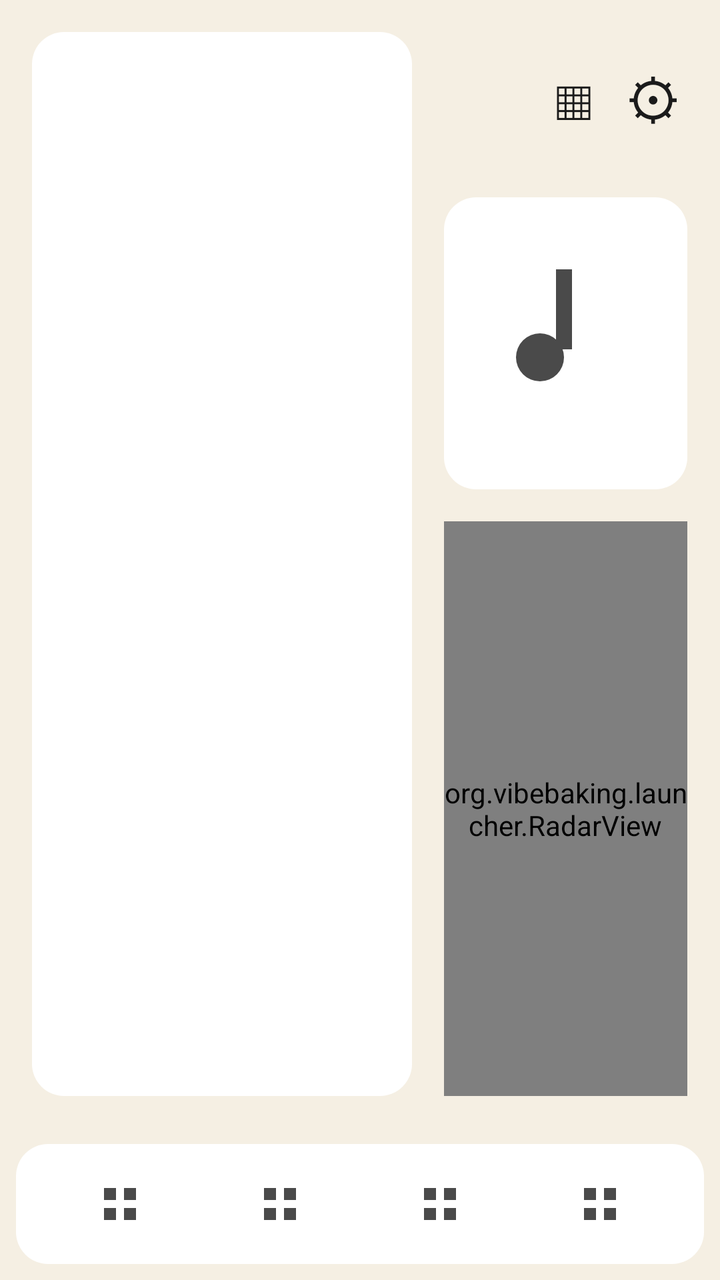
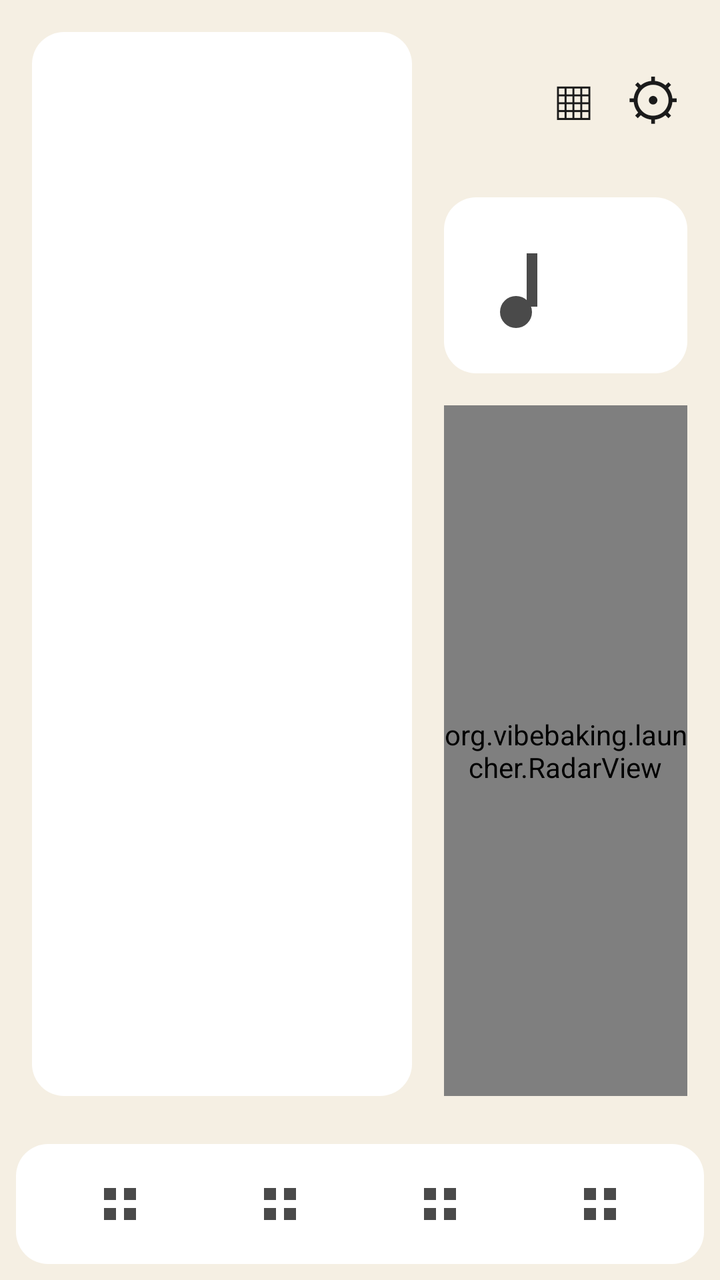

Before-and-after screenshots of an Android layout around one commit, followed by the original layout XML and the change that was made.
<!-- AndroidManifest.xml: application theme Theme.Vibe -->
<!-- res/layout/home_activity.xml -->
<?xml version="1.0" encoding="utf-8"?>
<FrameLayout xmlns:android="http://schemas.android.com/apk/res/android"
    android:id="@+id/home_root"
    android:layout_width="match_parent"
    android:layout_height="match_parent"
    android:background="@color/bg">

    <LinearLayout
        android:layout_width="match_parent"
        android:layout_height="match_parent"
        android:orientation="vertical">

    <LinearLayout
        android:layout_width="match_parent"
        android:layout_height="0dp"
        android:layout_weight="1"
        android:orientation="horizontal"
        android:padding="@dimen/card_margin">

        <FrameLayout
            android:id="@+id/map_card"
            android:layout_width="0dp"
            android:layout_height="match_parent"
            android:layout_weight="0.58"
            android:layout_margin="@dimen/card_margin"
            android:background="@drawable/card_bg">
            <TextView
                android:id="@+id/map_placeholder"
                android:layout_width="wrap_content"
                android:layout_height="wrap_content"
                android:layout_gravity="center"
                android:text="@string/map_placeholder"
                android:textColor="@color/text_sub"
                android:visibility="invisible" />
        </FrameLayout>

        <LinearLayout
            android:layout_width="0dp"
            android:layout_height="match_parent"
            android:layout_weight="0.42"
            android:orientation="vertical">

            <LinearLayout
                android:layout_width="match_parent"
                android:layout_height="wrap_content"
                android:gravity="center_vertical"
                android:orientation="horizontal"
                android:padding="@dimen/card_padding">
                <TextView android:id="@+id/clock" android:layout_width="wrap_content" android:layout_height="wrap_content"
                    android:textColor="@color/clock" android:textSize="@dimen/clock_size" />
                <TextView android:id="@+id/clock_date" android:layout_width="wrap_content" android:layout_height="wrap_content"
                    android:layout_marginStart="12dp" android:textColor="@color/text_sub" android:textSize="@dimen/date_size" />
                <TextView android:id="@+id/battery" android:layout_width="wrap_content" android:layout_height="wrap_content"
                    android:layout_marginStart="16dp" android:textColor="@color/battery_ok" android:textSize="@dimen/battery_size"
                    android:visibility="gone" />
                <TextView android:id="@+id/valet_badge" android:layout_width="wrap_content" android:layout_height="wrap_content"
                    android:layout_marginStart="16dp" android:text="@string/valet_badge_text"
                    android:textColor="@color/battery_low" android:textSize="@dimen/badge_size" android:visibility="gone" />
                <TextView android:id="@+id/btn_apps" android:layout_width="wrap_content" android:layout_height="wrap_content"
                    android:layout_weight="1" android:gravity="end" android:text="@string/apps_glyph"
                    android:textColor="@color/text" android:textSize="28sp" android:clickable="true" />
                <TextView android:id="@+id/btn_settings" android:layout_width="wrap_content" android:layout_height="wrap_content"
                    android:layout_marginStart="16dp" android:text="@string/settings_glyph"
                    android:textColor="@color/text" android:textSize="28sp" android:clickable="true" />
            </LinearLayout>

            <LinearLayout
                android:id="@+id/media_card"
                android:layout_width="match_parent"
                android:layout_height="wrap_content"
                android:layout_margin="@dimen/card_margin"
                android:background="@drawable/card_bg"
                android:orientation="horizontal"
                android:padding="@dimen/card_padding">
                <ImageView android:id="@+id/media_art" android:layout_width="@dimen/art_size" android:layout_height="@dimen/art_size"
                    android:scaleType="centerCrop" android:src="@drawable/ic_music_placeholder" android:contentDescription="@string/media_idle" />
                <LinearLayout android:layout_width="0dp" android:layout_height="wrap_content" android:layout_weight="1"
                    android:layout_marginStart="12dp" android:orientation="vertical">
                    <TextView android:id="@+id/media_title" android:layout_width="match_parent" android:layout_height="wrap_content"
                        android:textColor="@color/text" android:textSize="22sp" />
                    <TextView android:id="@+id/media_artist" android:layout_width="match_parent" android:layout_height="wrap_content"
                        android:textColor="@color/text_sub" android:textSize="16sp" />
                    <TextView android:id="@+id/media_source" android:layout_width="match_parent" android:layout_height="wrap_content"
                        android:textColor="@color/text_sub" android:textSize="14sp" />
                    <LinearLayout android:layout_width="wrap_content" android:layout_height="wrap_content"
                        android:layout_marginTop="8dp" android:orientation="horizontal">
                        <ImageButton android:id="@+id/media_prev" android:layout_width="44dp" android:layout_height="44dp"
                            android:src="@drawable/ic_skip_prev" android:background="@android:color/transparent" android:contentDescription="@string/media_idle" />
                        <ImageButton android:id="@+id/media_play_pause" android:layout_width="44dp" android:layout_height="44dp"
                            android:src="@drawable/ic_pause" android:background="@android:color/transparent" android:contentDescription="@string/media_idle" />
                        <ImageButton android:id="@+id/media_next" android:layout_width="44dp" android:layout_height="44dp"
                            android:src="@drawable/ic_skip_next" android:background="@android:color/transparent" android:contentDescription="@string/media_idle" />
                    </LinearLayout>
                </LinearLayout>
            </LinearLayout>

            <FrameLayout
                android:id="@+id/radar_card"
                android:layout_width="match_parent"
                android:layout_height="0dp"
                android:layout_weight="1"
                android:layout_margin="@dimen/card_margin"
                android:background="@drawable/card_bg">
                <org.vibebaking.launcher.RadarView
                    android:id="@+id/radar_view"
                    android:layout_width="match_parent"
                    android:layout_height="match_parent" />
                <TextView android:id="@+id/radar_attribution" android:layout_width="match_parent" android:layout_height="wrap_content"
                    android:layout_gravity="bottom" android:padding="8dp" android:textColor="@color/text_sub" android:textSize="12sp" />
            </FrameLayout>
        </LinearLayout>
    </LinearLayout>

    
    <include layout="@layout/favorites_bar" />

    </LinearLayout>
</FrameLayout>
<!-- res/layout/favorites_bar.xml (included above) -->
<?xml version="1.0" encoding="utf-8"?>
<LinearLayout xmlns:android="http://schemas.android.com/apk/res/android"
    android:id="@+id/favorites_bar"
    android:layout_width="match_parent"
    android:layout_height="@dimen/fav_bar_height"
    android:orientation="horizontal"
    android:background="@drawable/card_bg"
    android:layout_margin="@dimen/card_margin"
    android:gravity="center_vertical"
    android:padding="@dimen/card_padding">

    <LinearLayout android:id="@+id/fav_slot0" android:layout_width="0dp" android:layout_height="match_parent"
        android:layout_weight="1" android:orientation="vertical" android:gravity="center"
        android:clickable="true" android:focusable="true">
        <ImageView android:id="@+id/fav_icon0" android:layout_width="@dimen/fav_icon" android:layout_height="@dimen/fav_icon"
            android:scaleType="centerInside" android:src="@drawable/ic_app_placeholder"
            android:contentDescription="@string/fav_slot_desc" />
        <TextView android:id="@+id/fav_glyph0" android:layout_width="wrap_content" android:layout_height="wrap_content"
            android:textColor="@color/text" android:textSize="@dimen/fav_glyph_size" />
        <TextView android:id="@+id/fav_label0" android:layout_width="wrap_content" android:layout_height="wrap_content"
            android:maxLines="1" android:ellipsize="end" android:textColor="@color/text_sub" android:textSize="12sp" />
    </LinearLayout>

    <LinearLayout android:id="@+id/fav_slot1" android:layout_width="0dp" android:layout_height="match_parent"
        android:layout_weight="1" android:orientation="vertical" android:gravity="center"
        android:clickable="true" android:focusable="true">
        <ImageView android:id="@+id/fav_icon1" android:layout_width="@dimen/fav_icon" android:layout_height="@dimen/fav_icon"
            android:scaleType="centerInside" android:src="@drawable/ic_app_placeholder"
            android:contentDescription="@string/fav_slot_desc" />
        <TextView android:id="@+id/fav_glyph1" android:layout_width="wrap_content" android:layout_height="wrap_content"
            android:textColor="@color/text" android:textSize="@dimen/fav_glyph_size" />
        <TextView android:id="@+id/fav_label1" android:layout_width="wrap_content" android:layout_height="wrap_content"
            android:maxLines="1" android:ellipsize="end" android:textColor="@color/text_sub" android:textSize="12sp" />
    </LinearLayout>

    <LinearLayout android:id="@+id/fav_slot2" android:layout_width="0dp" android:layout_height="match_parent"
        android:layout_weight="1" android:orientation="vertical" android:gravity="center"
        android:clickable="true" android:focusable="true">
        <ImageView android:id="@+id/fav_icon2" android:layout_width="@dimen/fav_icon" android:layout_height="@dimen/fav_icon"
            android:scaleType="centerInside" android:src="@drawable/ic_app_placeholder"
            android:contentDescription="@string/fav_slot_desc" />
        <TextView android:id="@+id/fav_glyph2" android:layout_width="wrap_content" android:layout_height="wrap_content"
            android:textColor="@color/text" android:textSize="@dimen/fav_glyph_size" />
        <TextView android:id="@+id/fav_label2" android:layout_width="wrap_content" android:layout_height="wrap_content"
            android:maxLines="1" android:ellipsize="end" android:textColor="@color/text_sub" android:textSize="12sp" />
    </LinearLayout>

    <LinearLayout android:id="@+id/fav_slot3" android:layout_width="0dp" android:layout_height="match_parent"
        android:layout_weight="1" android:orientation="vertical" android:gravity="center"
        android:clickable="true" android:focusable="true">
        <ImageView android:id="@+id/fav_icon3" android:layout_width="@dimen/fav_icon" android:layout_height="@dimen/fav_icon"
            android:scaleType="centerInside" android:src="@drawable/ic_app_placeholder"
            android:contentDescription="@string/fav_slot_desc" />
        <TextView android:id="@+id/fav_glyph3" android:layout_width="wrap_content" android:layout_height="wrap_content"
            android:textColor="@color/text" android:textSize="@dimen/fav_glyph_size" />
        <TextView android:id="@+id/fav_label3" android:layout_width="wrap_content" android:layout_height="wrap_content"
            android:maxLines="1" android:ellipsize="end" android:textColor="@color/text_sub" android:textSize="12sp" />
    </LinearLayout>
</LinearLayout>
<!-- resources referenced by this layout -->
<resources>
  <color name="battery_low">#C2432E</color>
  <color name="battery_ok">#2F6D57</color>
  <color name="bg">#F5EFE3</color>
  <color name="clock">#131313</color>
  <color name="text">#1B1B1B</color>
  <color name="text_sub">#4A4A4A</color>
  <dimen name="art_size">96dp</dimen>
  <dimen name="badge_size">16sp</dimen>
  <dimen name="battery_size">18sp</dimen>
  <dimen name="card_margin">8dp</dimen>
  <dimen name="card_padding">12dp</dimen>
  <dimen name="clock_size">44sp</dimen>
  <dimen name="date_size">18sp</dimen>
  <dimen name="fav_bar_height">60dp</dimen>
  <dimen name="fav_glyph_size">22sp</dimen>
  <dimen name="fav_icon">36dp</dimen>
  <!-- drawable card_bg (drawable) -->
  <?xml version="1.0" encoding="utf-8"?>
  <shape xmlns:android="http://schemas.android.com/apk/res/android" android:shape="rectangle">
      <corners android:radius="16dp" />
      <solid android:color="@color/card_bg" />
  </shape>
  <!-- drawable ic_app_placeholder (drawable) -->
  <?xml version="1.0" encoding="utf-8"?>
  <vector xmlns:android="http://schemas.android.com/apk/res/android"
      android:width="24dp" android:height="24dp" android:viewportWidth="24" android:viewportHeight="24">
      
      <path android:fillColor="@color/text_sub"
          android:pathData="M4,4 L10,4 L10,10 L4,10 Z M14,4 L20,4 L20,10 L14,10 Z M4,14 L10,14 L10,20 L4,20 Z M14,14 L20,14 L20,20 L14,20 Z" />
  </vector>
  <!-- drawable ic_music_placeholder (drawable) -->
  <?xml version="1.0" encoding="utf-8"?>
  <vector xmlns:android="http://schemas.android.com/apk/res/android"
      android:width="24dp" android:height="24dp" android:viewportWidth="24" android:viewportHeight="24">
      
      <path android:fillColor="@color/text_sub"
          android:pathData="M6,17 A3,3 0 1 0 12,17 A3,3 0 1 0 6,17 Z M11,16 L13,16 L13,6 L11,6 Z" />
  </vector>
  <!-- drawable ic_pause (drawable) -->
  <?xml version="1.0" encoding="utf-8"?>
  <vector xmlns:android="http://schemas.android.com/apk/res/android"
      android:width="24dp" android:height="24dp" android:viewportWidth="24" android:viewportHeight="24">
      
      <path android:fillColor="@color/text_sub" android:pathData="M7,5 L11,5 L11,19 L7,19 Z" />
      <path android:fillColor="@color/text_sub" android:pathData="M13,5 L17,5 L17,19 L13,19 Z" />
  </vector>
  <!-- drawable ic_skip_next (drawable) -->
  <?xml version="1.0" encoding="utf-8"?>
  <vector xmlns:android="http://schemas.android.com/apk/res/android"
      android:width="24dp" android:height="24dp" android:viewportWidth="24" android:viewportHeight="24">
      <path android:fillColor="@color/text_sub" android:pathData="M6,5 L14,12 L6,19 Z" />
      <path android:fillColor="@color/text_sub" android:pathData="M15,5 L18,5 L18,19 L15,19 Z" />
  </vector>
  <!-- drawable ic_skip_prev (drawable) -->
  <?xml version="1.0" encoding="utf-8"?>
  <vector xmlns:android="http://schemas.android.com/apk/res/android"
      android:width="24dp" android:height="24dp" android:viewportWidth="24" android:viewportHeight="24">
      <path android:fillColor="@color/text_sub" android:pathData="M6,5 L9,5 L9,19 L6,19 Z" />
      <path android:fillColor="@color/text_sub" android:pathData="M10,5 L18,12 L10,19 Z" />
  </vector>
  <string name="apps_glyph">▦</string>
  <string name="fav_slot_desc">Favourite app</string>
  <string name="map_placeholder">%1$s is not installed — tap once the app is from the Play Store</string>
  <string name="media_idle">Nothing playing</string>
  <string name="settings_glyph">⚙</string>
  <string name="valet_badge_text">VALET</string>
  <style name="Theme.Vibe" parent="android:Theme.DeviceDefault.Light.NoActionBar">
          <item name="android:windowBackground">@color/bg</item>
          <item name="android:colorAccent">@color/accent</item>
          <item name="android:textColor">@color/text</item>
      </style>
  <color name="card_bg">#FFFFFF</color>
  <color name="accent">#2F6D57</color>
</resources>

<!-- the commit's change to res/layout/home_activity.xml (unified diff, before → after) -->
@@ -40,30 +40,37 @@
             android:layout_weight="0.42"
             android:orientation="vertical">
 
+            
             <LinearLayout
                 android:layout_width="match_parent"
                 android:layout_height="wrap_content"
                 android:gravity="center_vertical"
                 android:orientation="horizontal"
                 android:padding="@dimen/card_padding">
-                <TextView android:id="@+id/clock" android:layout_width="wrap_content" android:layout_height="wrap_content"
-                    android:textColor="@color/clock" android:textSize="@dimen/clock_size" />
-                <TextView android:id="@+id/clock_date" android:layout_width="wrap_content" android:layout_height="wrap_content"
-                    android:layout_marginStart="12dp" android:textColor="@color/text_sub" android:textSize="@dimen/date_size" />
-                <TextView android:id="@+id/battery" android:layout_width="wrap_content" android:layout_height="wrap_content"
-                    android:layout_marginStart="16dp" android:textColor="@color/battery_ok" android:textSize="@dimen/battery_size"
-                    android:visibility="gone" />
+                <LinearLayout
+                    android:layout_width="0dp"
+                    android:layout_height="wrap_content"
+                    android:layout_weight="1"
+                    android:gravity="center_vertical"
+                    android:orientation="horizontal">
+                    <TextView android:id="@+id/clock" android:layout_width="wrap_content" android:layout_height="wrap_content"
+                        android:textColor="@color/clock" android:textSize="@dimen/clock_size" />
+                    <TextView android:id="@+id/clock_date" android:layout_width="wrap_content" android:layout_height="wrap_content"
+                        android:layout_marginStart="12dp" android:textColor="@color/text_sub" android:textSize="@dimen/date_size"
+                        android:maxLines="1" android:ellipsize="end" />
+                </LinearLayout>
                 <TextView android:id="@+id/valet_badge" android:layout_width="wrap_content" android:layout_height="wrap_content"
                     android:layout_marginStart="16dp" android:text="@string/valet_badge_text"
                     android:textColor="@color/battery_low" android:textSize="@dimen/badge_size" android:visibility="gone" />
                 <TextView android:id="@+id/btn_apps" android:layout_width="wrap_content" android:layout_height="wrap_content"
-                    android:layout_weight="1" android:gravity="end" android:text="@string/apps_glyph"
+                    android:layout_marginStart="16dp" android:text="@string/apps_glyph"
                     android:textColor="@color/text" android:textSize="28sp" android:clickable="true" />
                 <TextView android:id="@+id/btn_settings" android:layout_width="wrap_content" android:layout_height="wrap_content"
                     android:layout_marginStart="16dp" android:text="@string/settings_glyph"
                     android:textColor="@color/text" android:textSize="28sp" android:clickable="true" />
             </LinearLayout>
 
+            
             <LinearLayout
                 android:id="@+id/media_card"
                 android:layout_width="match_parent"
@@ -75,25 +82,26 @@
                 <ImageView android:id="@+id/media_art" android:layout_width="@dimen/art_size" android:layout_height="@dimen/art_size"
                     android:scaleType="centerCrop" android:src="@drawable/ic_music_placeholder" android:contentDescription="@string/media_idle" />
                 <LinearLayout android:layout_width="0dp" android:layout_height="wrap_content" android:layout_weight="1"
-                    android:layout_marginStart="12dp" android:orientation="vertical">
+                    android:layout_marginStart="12dp" android:gravity="center_vertical" android:orientation="vertical">
                     <TextView android:id="@+id/media_title" android:layout_width="match_parent" android:layout_height="wrap_content"
-                        android:textColor="@color/text" android:textSize="22sp" />
+                        android:textColor="@color/text" android:textSize="18sp" android:maxLines="1" android:ellipsize="end" />
                     <TextView android:id="@+id/media_artist" android:layout_width="match_parent" android:layout_height="wrap_content"
-                        android:textColor="@color/text_sub" android:textSize="16sp" />
+                        android:textColor="@color/text_sub" android:textSize="13sp" android:maxLines="1" android:ellipsize="end" />
                     <TextView android:id="@+id/media_source" android:layout_width="match_parent" android:layout_height="wrap_content"
-                        android:textColor="@color/text_sub" android:textSize="14sp" />
-                    <LinearLayout android:layout_width="wrap_content" android:layout_height="wrap_content"
-                        android:layout_marginTop="8dp" android:orientation="horizontal">
-                        <ImageButton android:id="@+id/media_prev" android:layout_width="44dp" android:layout_height="44dp"
-                            android:src="@drawable/ic_skip_prev" android:background="@android:color/transparent" android:contentDescription="@string/media_idle" />
-                        <ImageButton android:id="@+id/media_play_pause" android:layout_width="44dp" android:layout_height="44dp"
-                            android:src="@drawable/ic_pause" android:background="@android:color/transparent" android:contentDescription="@string/media_idle" />
-                        <ImageButton android:id="@+id/media_next" android:layout_width="44dp" android:layout_height="44dp"
-                            android:src="@drawable/ic_skip_next" android:background="@android:color/transparent" android:contentDescription="@string/media_idle" />
-                    </LinearLayout>
+                        android:textColor="@color/text_sub" android:textSize="11sp" android:maxLines="1" android:ellipsize="end" />
+                </LinearLayout>
+                <LinearLayout android:layout_width="wrap_content" android:layout_height="wrap_content"
+                    android:layout_marginStart="8dp" android:gravity="center_vertical" android:orientation="horizontal">
+                    <ImageButton android:id="@+id/media_prev" android:layout_width="44dp" android:layout_height="44dp"
+                        android:src="@drawable/ic_skip_prev" android:background="@android:color/transparent" android:contentDescription="@string/media_idle" />
+                    <ImageButton android:id="@+id/media_play_pause" android:layout_width="44dp" android:layout_height="44dp"
+                        android:src="@drawable/ic_pause" android:background="@android:color/transparent" android:contentDescription="@string/media_idle" />
+                    <ImageButton android:id="@+id/media_next" android:layout_width="44dp" android:layout_height="44dp"
+                        android:src="@drawable/ic_skip_next" android:background="@android:color/transparent" android:contentDescription="@string/media_idle" />
                 </LinearLayout>
             </LinearLayout>
 
+            
             <FrameLayout
                 android:id="@+id/radar_card"
                 android:layout_width="match_parent"
@@ -115,6 +123,13 @@
     <include layout="@layout/favorites_bar" />
 
     </LinearLayout>
+
+    
+    <TextView android:id="@+id/battery" android:layout_width="wrap_content" android:layout_height="wrap_content"
+        android:layout_gravity="bottom|end" android:layout_marginEnd="@dimen/card_margin"
+        android:layout_marginBottom="@dimen/battery_above_fav_bar"
+        android:textColor="@color/battery_ok" android:textSize="@dimen/battery_size"
+        android:visibility="gone" />
 </FrameLayout>
 <!-- res/layout/favorites_bar.xml (included above) -->
 <?xml version="1.0" encoding="utf-8"?>
<!-- resource entries referenced after the edit -->
@@ -6,8 +6,9 @@
   <color name="clock">#131313</color>
   <color name="text">#1B1B1B</color>
   <color name="text_sub">#4A4A4A</color>
-  <dimen name="art_size">96dp</dimen>
+  <dimen name="art_size">64dp</dimen>
   <dimen name="badge_size">16sp</dimen>
+  <dimen name="battery_above_fav_bar">76dp</dimen>
   <dimen name="battery_size">18sp</dimen>
   <dimen name="card_margin">8dp</dimen>
   <dimen name="card_padding">12dp</dimen>
